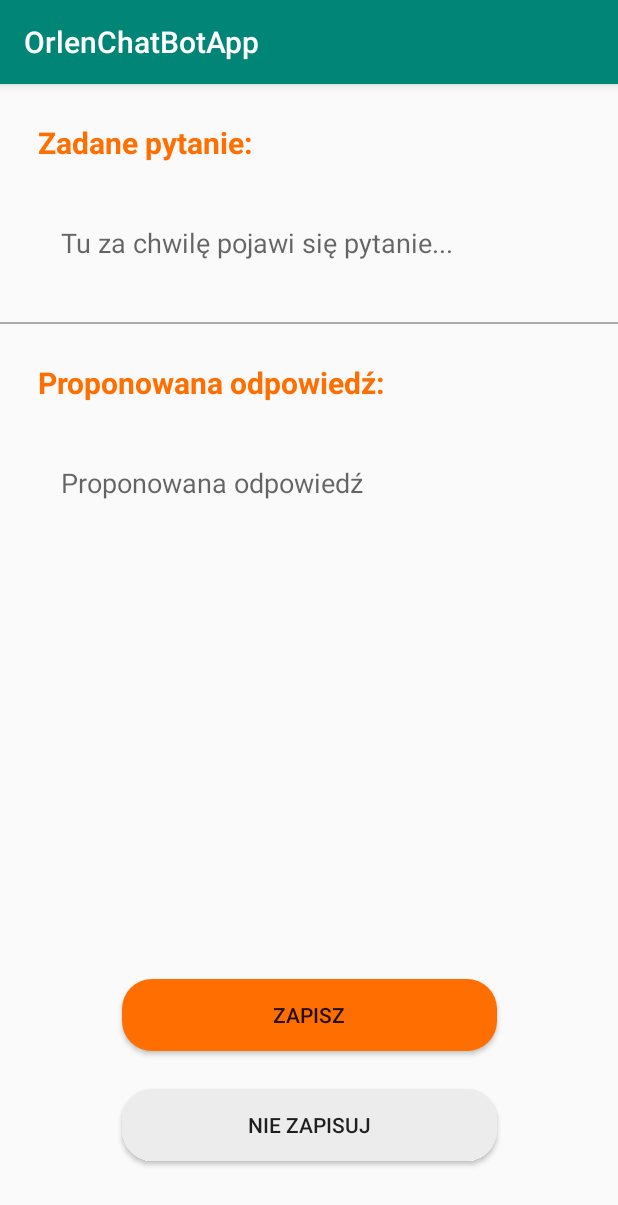
After one commit to Kadam24/OrlenChatBot, an Android app: the fragment AddQuestionFragment shown on its own in the app's theme, on a phone screen of 412 x 824 dp. The commit adds this screen. Shown: the top 1205 px of the screen. Run offline under Robolectric (Android 15) with nearby library versions, the phone set to English and light mode, and no system bars; 2 statements that could not run were skipped.

Commit message:
przechodza ekrany

```diff
--- /dev/null
+++ b/OrlenChatBotApp/app/src/main/java/com/example/orlenchatbotapp/AddQuestionFragment.java
@@ -0,0 +1,87 @@
+package com.example.orlenchatbotapp;
+
+import android.os.Bundle;
+import android.text.Editable;
+import android.text.TextWatcher;
+import android.view.LayoutInflater;
+import android.view.View;
+import android.view.ViewGroup;
+import android.widget.Button;
+import android.widget.EditText;
+
+import androidx.annotation.NonNull;
+import androidx.fragment.app.Fragment;
+
+
+public class AddQuestionFragment extends Fragment {
+
+    private Button add;
+    private Button cancel;
+    private String q;
+    private String a;
+
+    public View onCreateView(@NonNull LayoutInflater inflater,
+                             ViewGroup container, Bundle savedInstanceState) {
+
+        View root = inflater.inflate(R.layout.fragment_add_to_db, container, false);
+        final EditText question = root.findViewById(R.id.question);
+        final EditText answer = root.findViewById(R.id.answer);
+        add = root.findViewById(R.id.add_q);
+        cancel = root.findViewById(R.id.cancel);
+        Bundle args = getArguments();
+        a = (String) args
+                .getSerializable(a);
+        q = (String) args
+                .getSerializable(q);
+
+        question.setText(q);
+        answer.setText(a);
+
+        add.setOnClickListener(new View.OnClickListener() {
+            @Override
+            public void onClick(View v) {
+                // add to db
+            }
+        });
+
+        cancel.setOnClickListener(new View.OnClickListener() {
+            @Override
+            public void onClick(View v) {
+                //cofanie
+            }
+        });
+
+        question.addTextChangedListener(new TextWatcher() {
+
+            public void afterTextChanged(Editable s) {
+                q = s.toString();
+            }
+
+            public void beforeTextChanged(CharSequence s, int start, int count, int after) {}
+
+            public void onTextChanged(CharSequence s, int start, int before, int count) {
+                q = s.toString();
+            }
+        });
+
+        answer.addTextChangedListener(new TextWatcher() {
+
+            public void afterTextChanged(Editable s) {
+                a = s.toString();
+            }
+
+            public void beforeTextChanged(CharSequence s, int start, int count, int after) {}
+
+            public void onTextChanged(CharSequence s, int start, int before, int count) {
+                a = s.toString();
+            }
+        });
+
+        return root;
+    }
+
+    @Override
+    public void onDestroy() {
+        super.onDestroy();
+    }
+}
--- /dev/null
+++ b/OrlenChatBotApp/app/src/main/res/layout/fragment_add_to_db.xml
@@ -0,0 +1,88 @@
+<?xml version="1.0" encoding="utf-8"?>
+<LinearLayout xmlns:android="http://schemas.android.com/apk/res/android"
+    xmlns:app="http://schemas.android.com/apk/res-auto"
+    android:orientation="vertical"
+    android:layout_width="match_parent"
+    android:layout_height="match_parent">
+
+    <TextView
+        android:layout_width="match_parent"
+        android:layout_height="wrap_content"
+        android:layout_marginLeft="25dp"
+        android:layout_marginTop="25dp"
+        android:text="Zadane pytanie:"
+        android:textColor="#FF6E00"
+        android:textStyle="bold"
+        android:textSize="20dp"/>
+
+    <EditText
+        android:id="@+id/question"
+        android:layout_width="match_parent"
+        android:layout_height="wrap_content"
+        android:padding="15dp"
+        android:maxLines="6"
+
+        android:textSize="18dp"
+        android:hint="Tu za chwilę pojawi się pytanie..."
+        android:layout_margin="25dp"
+        android:textColor="@android:color/darker_gray"
+        android:background="@null"/>
+
+    <View
+        android:id="@+id/separator"
+        android:layout_width="match_parent"
+        android:layout_height="1dp"
+        android:background="@android:color/darker_gray"/>
+
+    <TextView
+        android:layout_width="match_parent"
+        android:layout_height="wrap_content"
+        android:textColor="#FF6E00"
+        android:textStyle="bold"
+        android:layout_marginLeft="25dp"
+        android:layout_marginTop="25dp"
+        android:text="Proponowana odpowiedź:"
+        android:textSize="20dp"/>
+
+    <EditText
+        android:id="@+id/answer"
+        android:layout_width="match_parent"
+        android:layout_height="wrap_content"
+        android:maxLines="6"
+        android:padding="15dp"
+        android:textSize="18dp"
+        android:hint="Proponowana odpowiedź"
+        android:textColor="@android:color/darker_gray"
+        android:layout_margin="25dp"
+        android:background="@null"/>
+
+    <androidx.constraintlayout.widget.ConstraintLayout
+        android:layout_width="match_parent"
+        android:layout_height="match_parent">
+
+        <Button
+            android:id="@+id/cancel"
+            android:layout_width="250dp"
+            android:layout_height="wrap_content"
+            app:layout_constraintBottom_toBottomOf="parent"
+            app:layout_constraintStart_toStartOf="parent"
+            app:layout_constraintEnd_toEndOf="parent"
+            android:layout_marginBottom="50dp"
+            android:layout_marginTop="25dp"
+            android:text="nie zapisuj"
+            android:background="@drawable/rounded_rectangle_grey"/>
+
+        <Button
+            android:id="@+id/add_q"
+            android:layout_width="250dp"
+            android:layout_height="wrap_content"
+            app:layout_constraintBottom_toTopOf="@id/cancel"
+            app:layout_constraintStart_toStartOf="parent"
+            app:layout_constraintEnd_toEndOf="parent"
+            android:layout_marginBottom="25dp"
+            android:background="@drawable/rounded_rectangle_orange"
+            android:text="zapisz" />
+
+    </androidx.constraintlayout.widget.ConstraintLayout>
+
+</LinearLayout>
```
Also changed, not shown: OrlenChatBotApp/app/src/main/java/com/example/orlenchatbotapp/model/QandA.java (added, +27 -0 lines), OrlenChatBotApp/app/src/main/java/com/example/orlenchatbotapp/ui/chat/ChatFragment.java (+18 -0 lines), OrlenChatBotApp/app/src/main/res/layout/fragment_home.xml (+11 -0 lines), OrlenChatBotApp/app/src/main/res/drawable/photo.jpg (added), 1 other file.
